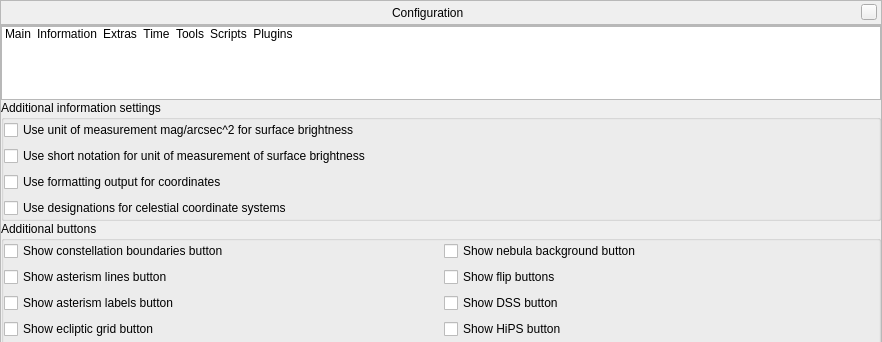
First picture: the form in src/gui/configurationDialog.ui, repository 519984307/stellarium_src, before the edit; both pictures show x 0 to 882 and y 0 to 342 of the 882 by 634 pixel window.
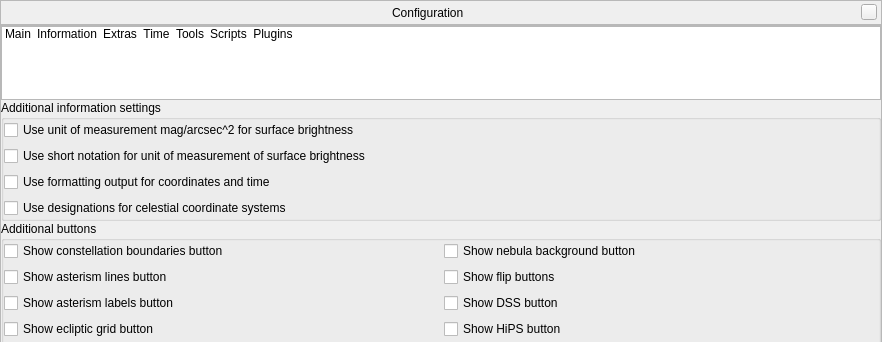
Second picture: the form after the edit. The open tabs and pages were chosen to show the change. Icons and pictures are not drawn. Custom widgets are drawn as their Qt base class.

```diff
--- a/src/gui/configurationDialog.ui
+++ b/src/gui/configurationDialog.ui
@@ -1293,7 +1293,7 @@
              <item row="2" column="0">
               <widget class="QCheckBox" name="checkBoxUseFormattingOutput">
                <property name="text">
-                <string>Use formatting output for coordinates</string>
+                <string>Use formatting output for coordinates and time</string>
                </property>
               </widget>
              </item>
```
